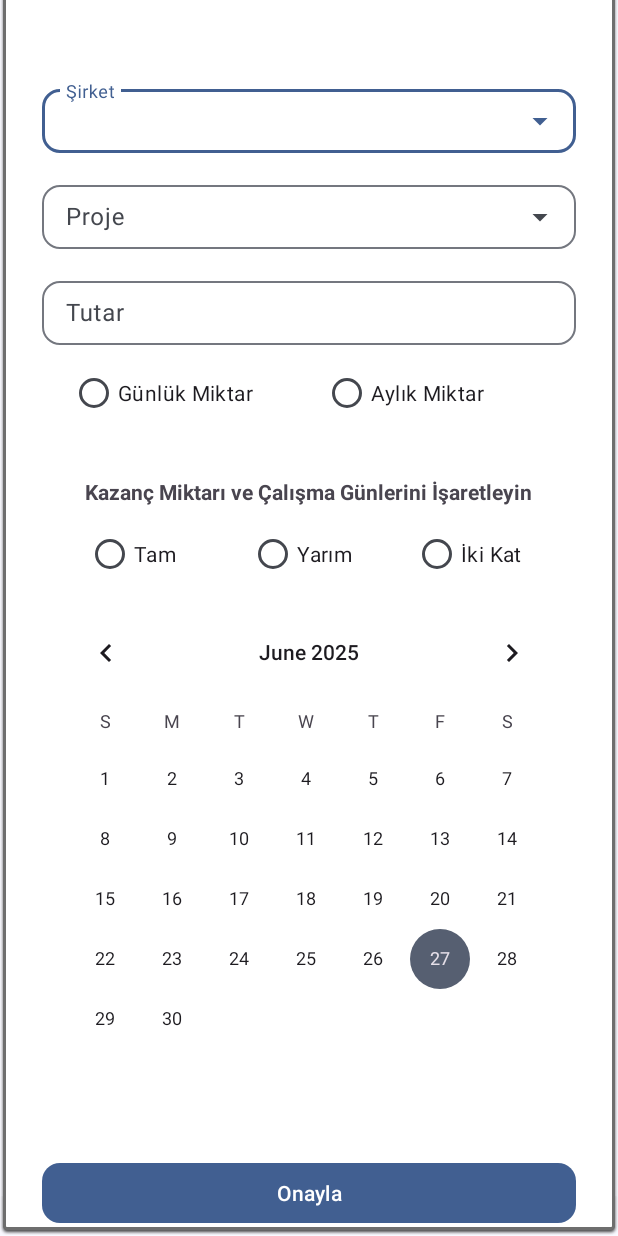
After one commit to ariftuncerr/work-schedule-tracker, an Android app: the NewSalaryActivity screen opened directly, with no data from a screen before it, on a phone screen of 412 x 824 dp. The commit adds this screen. Run offline under Robolectric (Android 15) with nearby library versions, the phone set to English and light mode, and no system bars.

Commit message:
feat(ui): operations newSalaryUI added

```diff
--- a/app/build.gradle.kts
+++ b/app/build.gradle.kts
@@ -39,6 +39,7 @@ android {
 }
 
 dependencies {
+    val nav_version = "2.9.0"
 
     implementation(libs.androidx.core.ktx)
     implementation(libs.androidx.appcompat)
@@ -49,4 +50,7 @@ dependencies {
     androidTestImplementation(libs.androidx.junit)
     androidTestImplementation(libs.androidx.espresso.core)
 
+    implementation("androidx.navigation:navigation-fragment:$nav_version")
+    implementation("androidx.navigation:navigation-ui:$nav_version")
+
 }
--- a/app/src/main/java/com/ariftuncer/workscheduletracker/adapter/OperationCard.kt
+++ b/app/src/main/java/com/ariftuncer/workscheduletracker/adapter/OperationCard.kt
@@ -2,5 +2,6 @@ package com.ariftuncer.workscheduletracker.adapter
 
 class OperationCard(
     val cardName : String,
+    val cardText : String,
     val cardImage : Int
 )
--- /dev/null
+++ b/app/src/main/java/com/ariftuncer/workscheduletracker/view/operations/NewSalaryActivity.kt
@@ -0,0 +1,17 @@
+package com.ariftuncer.workscheduletracker.view.operations
+
+import android.os.Bundle
+import androidx.activity.enableEdgeToEdge
+import androidx.appcompat.app.AppCompatActivity
+import androidx.core.view.ViewCompat
+import androidx.core.view.WindowInsetsCompat
+import com.ariftuncer.workscheduletracker.R
+
+class NewSalaryActivity : AppCompatActivity() {
+    override fun onCreate(savedInstanceState: Bundle?) {
+        super.onCreate(savedInstanceState)
+        enableEdgeToEdge()
+        setContentView(R.layout.activity_new_salary)
+
+    }
+}
--- /dev/null
+++ b/app/src/main/res/drawable/outline_business_center_24.xml
@@ -0,0 +1,5 @@
+<vector xmlns:android="http://schemas.android.com/apk/res/android" android:height="24dp" android:tint="#000000" android:viewportHeight="960" android:viewportWidth="960" android:width="24dp">
+
+    <path android:fillColor="@android:color/white" android:pathData="M160,840Q127,840 103.5,816.5Q80,793 80,760L80,320Q80,287 103.5,263.5Q127,240 160,240L320,240L320,160Q320,127 343.5,103.5Q367,80 400,80L560,80Q593,80 616.5,103.5Q640,127 640,160L640,240L800,240Q833,240 856.5,263.5Q880,287 880,320L880,760Q880,793 856.5,816.5Q833,840 800,840L160,840ZM400,240L560,240L560,160Q560,160 560,160Q560,160 560,160L400,160Q400,160 400,160Q400,160 400,160L400,240ZM800,600L600,600L600,680L360,680L360,600L160,600L160,760Q160,760 160,760Q160,760 160,760L800,760Q800,760 800,760Q800,760 800,760L800,600ZM440,600L520,600L520,520L440,520L440,600ZM160,520L360,520L360,440L600,440L600,520L800,520L800,320Q800,320 800,320Q800,320 800,320L160,320Q160,320 160,320Q160,320 160,320L160,520ZM480,560L480,560L480,560L480,560L480,560L480,560Q480,560 480,560Q480,560 480,560L480,560Q480,560 480,560Q480,560 480,560L480,560L480,560L480,560L480,560L480,560Q480,560 480,560Q480,560 480,560L480,560Q480,560 480,560Q480,560 480,560Z"/>
+
+</vector>
--- /dev/null
+++ b/app/src/main/res/layout/activity_new_salary.xml
@@ -0,0 +1,217 @@
+<?xml version="1.0" encoding="utf-8"?>
+<androidx.constraintlayout.widget.ConstraintLayout xmlns:android="http://schemas.android.com/apk/res/android"
+    xmlns:app="http://schemas.android.com/apk/res-auto"
+    xmlns:tools="http://schemas.android.com/tools"
+    android:layout_width="match_parent"
+    android:layout_height="match_parent"
+    android:background="@android:drawable/spinner_dropdown_background"
+    tools:context=".view.operations.">
+
+    <com.google.android.material.textfield.TextInputLayout
+        android:id="@+id/selectCompanyLayout"
+        style="@style/Widget.Material3.TextInputLayout.OutlinedBox.ExposedDropdownMenu"
+        android:layout_width="0dp"
+        android:layout_height="48dp"
+        android:layout_marginStart="24dp"
+        android:layout_marginTop="48dp"
+        android:layout_marginEnd="24dp"
+        android:hint="Şirket"
+        app:boxCornerRadiusBottomEnd="12dp"
+        app:boxCornerRadiusBottomStart="12dp"
+        app:boxCornerRadiusTopEnd="12dp"
+        app:boxCornerRadiusTopStart="12dp"
+        app:layout_constraintEnd_toEndOf="parent"
+        app:layout_constraintStart_toStartOf="parent"
+        app:layout_constraintTop_toTopOf="parent">
+
+        <androidx.appcompat.widget.AppCompatAutoCompleteTextView
+            android:id="@+id/companyDropdown"
+            android:layout_width="match_parent"
+            android:layout_height="match_parent"
+            android:layout_weight="1"
+            android:inputType="none"
+            android:text="" />
+
+    </com.google.android.material.textfield.TextInputLayout>
+
+    <com.google.android.material.textfield.TextInputLayout
+        android:id="@+id/selectProjectLayout"
+        style="@style/Widget.Material3.TextInputLayout.OutlinedBox.ExposedDropdownMenu"
+        android:layout_width="0dp"
+        android:layout_height="48dp"
+        android:layout_marginStart="24dp"
+        android:layout_marginTop="16dp"
+        android:layout_marginEnd="24dp"
+        android:hint="Proje"
+        app:boxCornerRadiusBottomEnd="12dp"
+        app:boxCornerRadiusBottomStart="12dp"
+        app:boxCornerRadiusTopEnd="12dp"
+        app:boxCornerRadiusTopStart="12dp"
+        app:layout_constraintEnd_toEndOf="parent"
+        app:layout_constraintStart_toStartOf="parent"
+        app:layout_constraintTop_toBottomOf="@+id/selectCompanyLayout">
+
+        <androidx.appcompat.widget.AppCompatAutoCompleteTextView
+            android:id="@+id/projectDropdown"
+            android:layout_width="match_parent"
+            android:layout_height="match_parent"
+            android:layout_weight="1"
+            android:inputType="none"
+            android:text="" />
+
+    </com.google.android.material.textfield.TextInputLayout>
+
+    <RadioGroup
+        android:id="@+id/radioGroup"
+        android:layout_width="0dp"
+        android:layout_height="48dp"
+        android:layout_marginStart="24dp"
+        android:layout_marginTop="8dp"
+        android:layout_marginEnd="24dp"
+        app:layout_constraintEnd_toEndOf="parent"
+        app:layout_constraintStart_toStartOf="parent"
+        app:layout_constraintTop_toBottomOf="@+id/amountLayout">
+
+        <androidx.constraintlayout.widget.ConstraintLayout
+            android:layout_width="match_parent"
+            android:layout_height="match_parent">
+
+            <RadioButton
+                android:id="@+id/dailyAmountRBtn"
+                android:layout_width="150dp"
+                android:layout_height="0dp"
+                android:text="Günlük Miktar"
+                app:layout_constraintBottom_toBottomOf="parent"
+                app:layout_constraintEnd_toStartOf="@+id/monthlyAmountRadio"
+                app:layout_constraintHorizontal_bias="0.5"
+                app:layout_constraintStart_toStartOf="parent"
+                app:layout_constraintTop_toTopOf="parent" />
+
+            <RadioButton
+                android:id="@+id/monthlyAmountRadio"
+                android:layout_width="150dp"
+                android:layout_height="0dp"
+                android:text="Aylık Miktar"
+                app:layout_constraintBottom_toBottomOf="parent"
+                app:layout_constraintEnd_toEndOf="parent"
+                app:layout_constraintHorizontal_bias="0.5"
+                app:layout_constraintStart_toEndOf="@+id/dailyAmountRBtn"
+                app:layout_constraintTop_toTopOf="parent" />
+        </androidx.constraintlayout.widget.ConstraintLayout>
+
+    </RadioGroup>
+
+    <RadioGroup
+        android:id="@+id/amountRadioGroup"
+        android:layout_width="match_parent"
+        android:layout_height="48dp"
+        android:layout_marginStart="24dp"
+        android:layout_marginTop="8dp"
+        android:layout_marginEnd="24dp"
+        app:layout_constraintEnd_toEndOf="parent"
+        app:layout_constraintStart_toStartOf="parent"
+        app:layout_constraintTop_toBottomOf="@+id/selectDayTxt">
+
+        <androidx.constraintlayout.widget.ConstraintLayout
+            android:layout_width="match_parent"
+            android:layout_height="match_parent">
+
+            <RadioButton
+                android:id="@+id/fullAmountRBtn"
+                android:layout_width="80dp"
+                android:layout_height="0dp"
+                android:text="Tam"
+                app:layout_constraintBottom_toBottomOf="parent"
+                app:layout_constraintEnd_toStartOf="@+id/halfAmountRBtn"
+                app:layout_constraintHorizontal_bias="0.5"
+                app:layout_constraintStart_toStartOf="parent"
+                app:layout_constraintTop_toTopOf="parent" />
+
+            <RadioButton
+                android:id="@+id/doubleAmountRBtn"
+                android:layout_width="80dp"
+                android:layout_height="0dp"
+                android:text="İki Kat"
+                app:layout_constraintBottom_toBottomOf="parent"
+                app:layout_constraintEnd_toEndOf="parent"
+                app:layout_constraintHorizontal_bias="0.5"
+                app:layout_constraintStart_toEndOf="@+id/halfAmountRBtn"
+                app:layout_constraintTop_toTopOf="parent"
+                app:layout_constraintVertical_bias="0.0" />
+
+            <RadioButton
+                android:id="@+id/halfAmountRBtn"
+                android:layout_width="80dp"
+                android:layout_height="0dp"
+                android:text="Yarım"
+                app:layout_constraintBottom_toBottomOf="parent"
+                app:layout_constraintEnd_toStartOf="@+id/doubleAmountRBtn"
+                app:layout_constraintHorizontal_bias="0.5"
+                app:layout_constraintStart_toEndOf="@+id/fullAmountRBtn"
+                app:layout_constraintTop_toTopOf="parent"
+                app:layout_constraintVertical_bias="0.0" />
+        </androidx.constraintlayout.widget.ConstraintLayout>
+
+    </RadioGroup>
+
+    <com.google.android.material.textfield.TextInputLayout
+        android:id="@+id/amountLayout"
+        style="@style/Widget.Material3.TextInputLayout.OutlinedBox"
+        android:layout_width="0dp"
+        android:layout_height="48dp"
+        android:layout_marginStart="24dp"
+        android:layout_marginTop="16dp"
+        android:layout_marginEnd="24dp"
+        app:boxCornerRadiusBottomEnd="12dp"
+        app:boxCornerRadiusBottomStart="12dp"
+        app:boxCornerRadiusTopEnd="12dp"
+        app:boxCornerRadiusTopStart="12dp"
+        app:layout_constraintEnd_toEndOf="parent"
+        app:layout_constraintStart_toStartOf="parent"
+        app:layout_constraintTop_toBottomOf="@+id/selectProjectLayout">
+
+        <com.google.android.material.textfield.TextInputEditText
+            android:id="@+id/amountEditTxt"
+            android:layout_width="match_parent"
+            android:layout_height="wrap_content"
+            android:hint="Tutar" />
+    </com.google.android.material.textfield.TextInputLayout>
+
+    <Button
+        android:id="@+id/acceptBtn"
+        android:layout_width="0dp"
+        android:layout_height="48dp"
+        android:layout_marginStart="24dp"
+        android:layout_marginTop="32dp"
+        android:layout_marginEnd="24dp"
+        android:text="Onayla"
+        app:cornerRadius="12dp"
+        app:layout_constraintEnd_toEndOf="parent"
+        app:layout_constraintStart_toStartOf="parent"
+        app:layout_constraintTop_toBottomOf="@+id/workDaysCalendar" />
+
+    <CalendarView
+        android:id="@+id/workDaysCalendar"
+        android:layout_width="0dp"
+        android:layout_height="wrap_content"
+        android:layout_marginStart="24dp"
+        android:layout_marginTop="8dp"
+        android:layout_marginEnd="24dp"
+        app:layout_constraintEnd_toEndOf="parent"
+        app:layout_constraintStart_toStartOf="parent"
+        app:layout_constraintTop_toBottomOf="@+id/amountRadioGroup" />
+
+    <TextView
+        android:id="@+id/selectDayTxt"
+        android:layout_width="wrap_content"
+        android:layout_height="wrap_content"
+        android:layout_marginTop="32dp"
+        android:text="Kazanç Miktarı ve Çalışma Günlerini İşaretleyin"
+        android:textSize="14sp"
+        android:textStyle="bold"
+        app:layout_constraintEnd_toEndOf="parent"
+        app:layout_constraintHorizontal_bias="0.498"
+        app:layout_constraintStart_toStartOf="parent"
+        app:layout_constraintTop_toBottomOf="@+id/radioGroup" />
+
+</androidx.constraintlayout.widget.ConstraintLayout>
--- a/app/src/main/res/values/strings.xml
+++ b/app/src/main/res/values/strings.xml
@@ -1,3 +1,5 @@
 <resources>
     <string name="app_name">work-schedule-tracker</string>
+    <!-- TODO: Remove or change this placeholder text -->
+    <string name="hello_blank_fragment">Hello blank fragment</string>
 </resources>
```
Also changed, not shown: app/src/main/AndroidManifest.xml (+10 -1 lines), app/src/main/java/com/ariftuncer/workscheduletracker/adapter/OperationAdapter.kt (+15 -3 lines), app/src/main/java/com/ariftuncer/workscheduletracker/view/MainActivity.kt (renamed from app/src/main/java/com/ariftuncer/workscheduletracker/MainActivity.kt, +9 -11 lines), app/src/main/java/com/ariftuncer/workscheduletracker/view/operations/DetailsActivity.kt (added, +21 -0 lines), app/src/main/res/drawable/page_rounded_layout.xml (added, +15 -0 lines), app/src/main/res/drawable/spinner_backround.xml (added, +8 -0 lines), app/src/main/res/layout/activity_details.xml (added, +10 -0 lines), app/src/main/res/layout/activity_main.xml (+8 -2 lines), app/src/main/res/layout/operations_card_layout.xml (+14 -15 lines).
